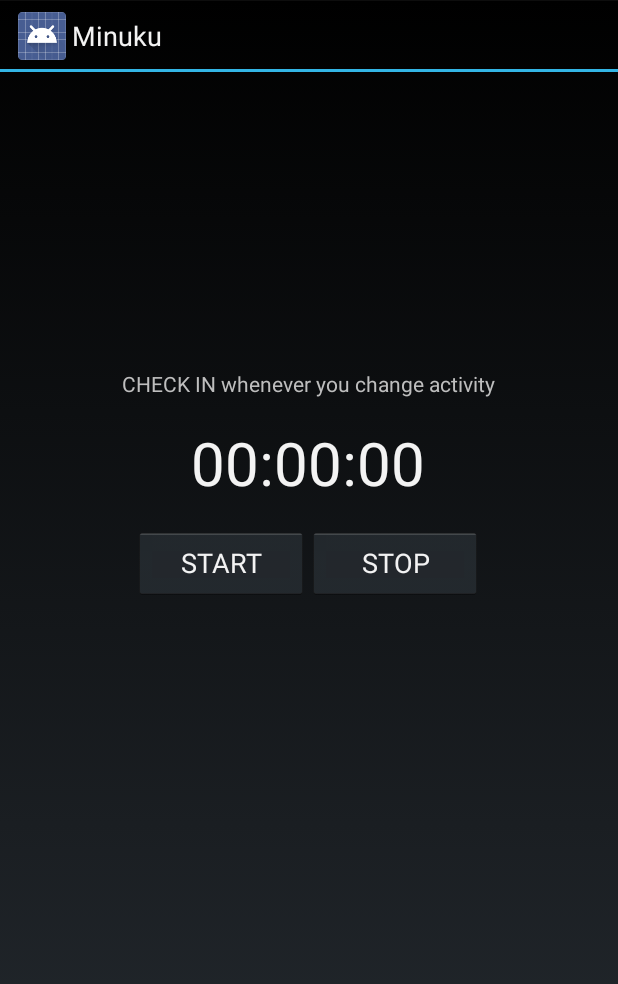
After one commit to NCTUMUILab/Minuku, an Android app: the layout fragment_checkin.xml on its own in the app's theme, with its tools: preview values and no code run, on a phone screen of 412 x 824 dp. The commit adds this screen. Shown: the top 984 px of the screen. Run offline under Robolectric (Android 15) with nearby library versions, the phone set to English and light mode, and no system bars.

Commit message:
create checkin interface fragment. START -> CHECKIN.  Hitting STOP to make CHECKIN back to START

```diff
--- a/app/src/main/java/edu/umich/si/inteco/minuku/Constants.java
+++ b/app/src/main/java/edu/umich/si/inteco/minuku/Constants.java
@@ -22,6 +22,7 @@ public class Constants {
 	public static final String PARTICIPATORY_LABELING_CONDITION = "Participatory Labeling";
 	public static final String IN_STIU_LABELING_CONDITION = "In Situ Labeling";
 	public static final String POST_HOC_LABELING_CONDITION = "Post Hoc Labeling";
+	public static final String HYRBID_LABELING_CONDITION = "Hybrid Labeling";
 
     public static final String CONFIGURATION_FILE_NAME_POST_HOC = "post_hoc_study.json";
     public static final String CONFIGURATION_FILE_NAME_IN_SITU = "in_situ_study.json";
@@ -44,7 +45,7 @@ public class Constants {
     public static final String WEB_SERVICE_URL_POST_FILES = "https://inteco.cloudapp.net:5001/postlog";
 
 
-    public static String CURRENT_STUDY_CONDITION = IN_STIU_LABELING_CONDITION;
+    public static String CURRENT_STUDY_CONDITION = HYRBID_LABELING_CONDITION;
 
 	//this is the id for the labling study.
 	public static final int LABELING_STUDY_ID = 1;
--- a/app/src/main/java/edu/umich/si/inteco/minuku/context/ContextManager.java
+++ b/app/src/main/java/edu/umich/si/inteco/minuku/context/ContextManager.java
@@ -614,7 +614,7 @@ public class ContextManager {
                             LocationManager.getCurrentLocation().getAccuracy();
                 }
 
-                Log.d(LOG_TAG, "travel history message:" + travelHistoryMessage);
+                //Log.d(LOG_TAG, "travel history message:" + travelHistoryMessage);
 
                 //create travel history file
                 LogManager.log(LogManager.LOG_TYPE_TRAVEL_LOG,
--- a/app/src/main/java/edu/umich/si/inteco/minuku/util/LogManager.java
+++ b/app/src/main/java/edu/umich/si/inteco/minuku/util/LogManager.java
@@ -20,6 +20,7 @@ public class LogManager {
     public static final String LOG_TYPE_SYSTEM_LOG = "System-Log";
     public static final String LOG_TYPE_USER_ACTION_LOG = "User-Action-Log";
     public static final String LOG_TYPE_TRAVEL_LOG = "User-Travel-Log";
+    public static final String LOG_TYPE_CHECKIN_LOG = "User-Checkin-Log";
 
     public static final String LOG_TAG_TRAVEL_HISTORY = "TRAVEL";
 	public static final String LOG_TAG_ACTIVITY_RECOGNITION = "AR";
@@ -44,6 +45,7 @@ public class LogManager {
     public static final String LOG_TAG_ACTIVITY_START = "ACTISTART";
 
     /** User action ***/
+    public static final String LOG_TAG_USER_CHECKIN = "UCHECKING";
     public static final String LOG_TAG_USER_SELECTING = "USELECTING";
     public static final String LOG_TAG_USER_CLICKING = "UCLICK";
     public static final String LOG_TAG_USER_TYPING = "UTYPE";
--- /dev/null
+++ b/app/src/main/res/layout/fragment_checkin.xml
@@ -0,0 +1,54 @@
+<FrameLayout xmlns:android="http://schemas.android.com/apk/res/android"
+    android:layout_width="match_parent"
+    android:layout_height="match_parent">
+
+    <LinearLayout
+        android:layout_width="302dp"
+        android:layout_height="412dp"
+        android:layout_gravity="center"
+        android:gravity="center_horizontal"
+        android:orientation="vertical"
+        android:paddingBottom="@dimen/activity_vertical_margin"
+        android:paddingLeft="@dimen/activity_horizontal_margin"
+        android:paddingRight="@dimen/activity_horizontal_margin"
+        android:paddingTop="@dimen/activity_vertical_margin" >
+
+        <TextView
+            android:id="@+id/start_recording_textview"
+            android:layout_width="wrap_content"
+            android:layout_height="wrap_content"
+            android:text="@string/check_in_activity" />
+
+        <Chronometer
+            android:id="@+id/recording_chronometer"
+            android:layout_width="wrap_content"
+            android:layout_height="wrap_content"
+            android:format="00:00:00"
+            android:layout_marginTop="16dp"
+            android:layout_marginBottom="16dp"
+            android:textAlignment="center"
+            android:textSize="40sp" />
+
+        <LinearLayout
+            android:layout_width="match_parent"
+            android:layout_height="wrap_content"
+            android:gravity="center"
+            android:orientation="horizontal" >
+
+            <Button
+                android:id="@+id/checkin_Button"
+                android:layout_width="116dp"
+                android:layout_height="wrap_content"
+                android:text="@string/start_btn" />
+
+            <Button
+                android:id="@+id/stop_Button"
+                android:layout_width="116dp"
+                android:layout_height="wrap_content"
+                android:text="@string/stop_btn" />
+        </LinearLayout>
+
+
+    </LinearLayout>
+
+</FrameLayout>
--- a/app/src/main/res/values/strings.xml
+++ b/app/src/main/res/values/strings.xml
@@ -6,10 +6,16 @@
     <string name="app_name">Minuku</string>
     <string name="welcome">Welcom to Minuku</string>
     <string name="action_settings">Settings</string>
-    <string name="start_recording">Press START to start recording</string>
-    <string name="stop_recording">Press STOP to stop recording</string>
+    <string name="start_recording">Hit START to start recording</string>
+    <string name="check_in_activity">CHECK IN whenever you change activity</string>
+    <string name="stop_recording">Hit STOP to stop recording</string>
+    <string name="recording_task">Task\ </string>
+
+
     <string name="add_details_recording_btn">ADD DETAILS</string>
-    <string name="recording_task">Task\ </string>
+    <string name="checkin_btn">CHECK IN</string>
+    <string name="stop_btn">STOP</string>
+    <string name="start_btn">START</string>
 
     <!--annotation interface -->
     <string name="annotate_label_text">Activity type</string>
```
Also changed, not shown: app/src/main/java/edu/umich/si/inteco/minuku/Fragments/CheckinSectionFragment.java (added, +261 -0 lines), app/src/main/java/edu/umich/si/inteco/minuku/MainActivity.java (+12 -0 lines), app/src/main/java/edu/umich/si/inteco/minuku/context/ContextStateManagers/ContextStateManager.java (+11 -9 lines).
